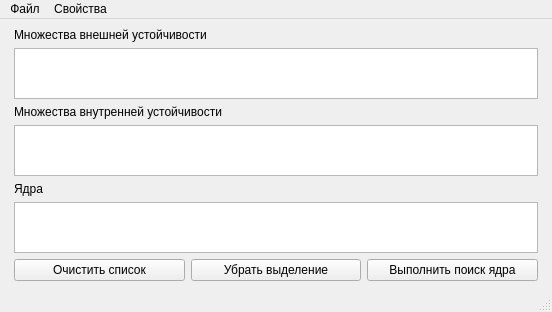
First picture: the form in GraphCoreCtor/mainwindow.ui, repository Daniel217D/Graph-core-cpp, before the edit.
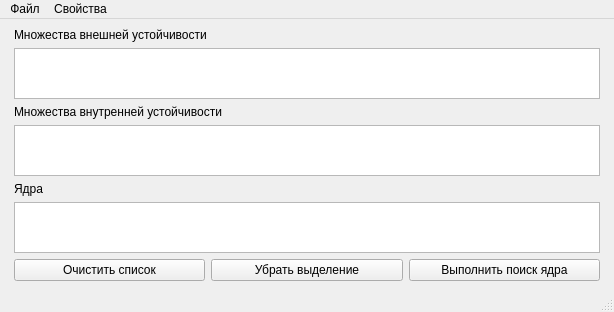
Second picture: the form after the edit.

Patch:
```diff
--- a/GraphCoreCtor/mainwindow.ui
+++ b/GraphCoreCtor/mainwindow.ui
@@ -6,7 +6,7 @@
    <rect>
     <x>0</x>
     <y>0</y>
-    <width>552</width>
+    <width>614</width>
     <height>312</height>
    </rect>
   </property>
@@ -117,7 +117,7 @@
     <rect>
      <x>0</x>
      <y>0</y>
-     <width>552</width>
+     <width>614</width>
      <height>20</height>
     </rect>
    </property>
```
